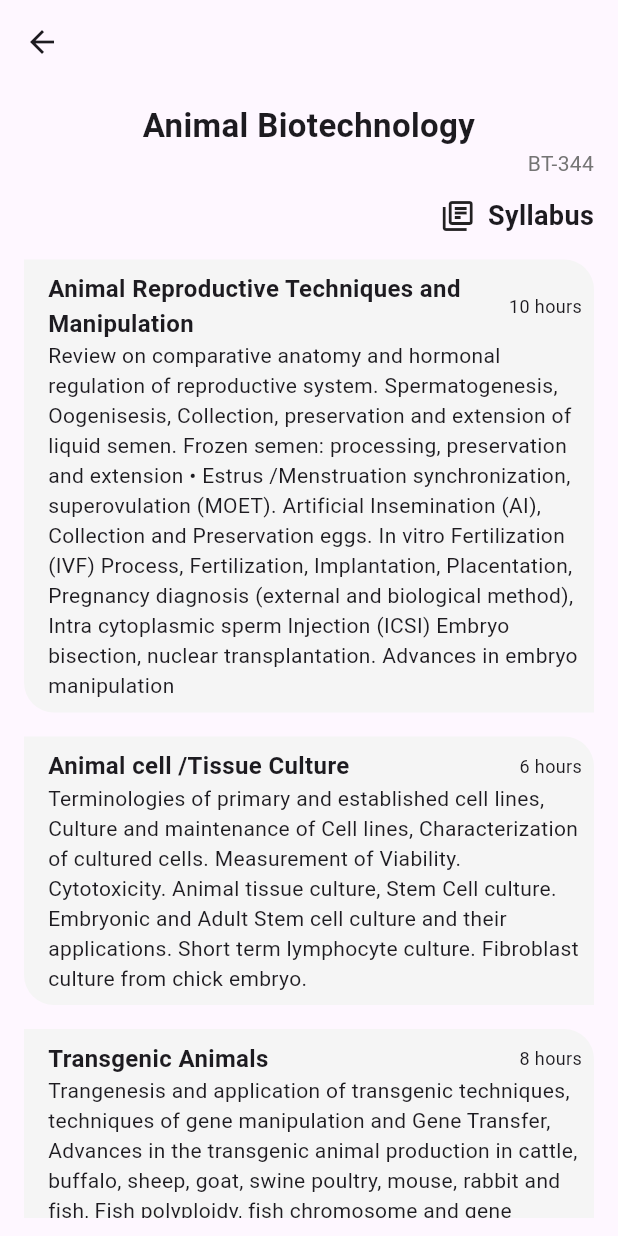
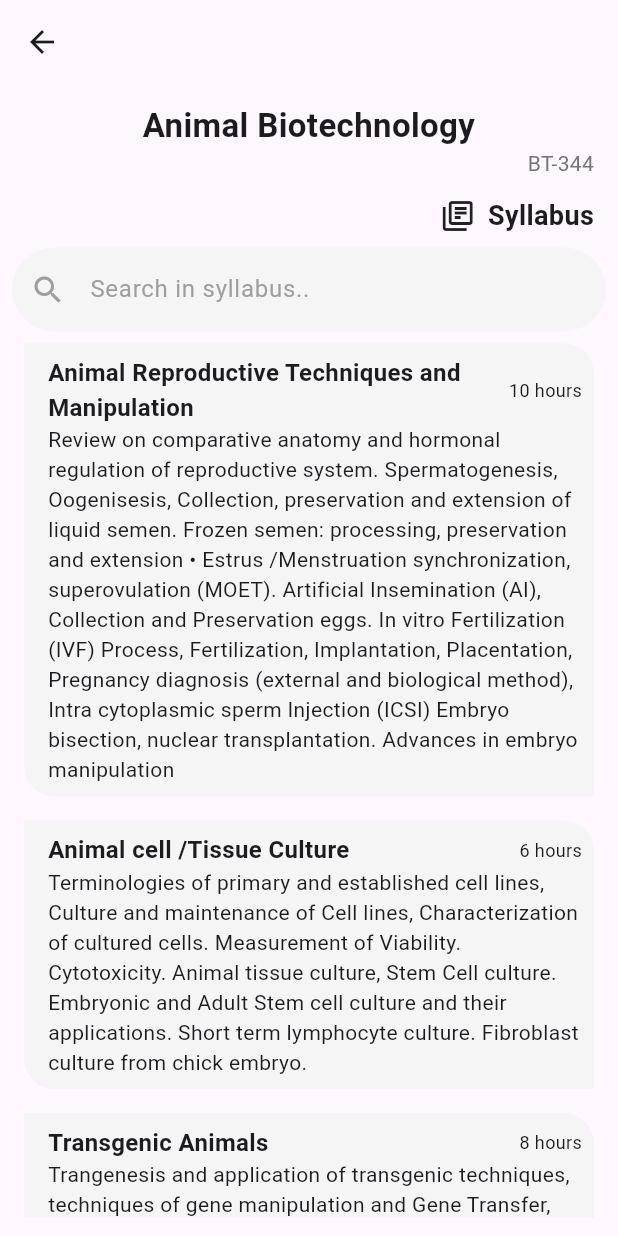
Before and after one commit to rizanB/past_qns, a Flutter app: the screen it shows after launch, after a tap on "Animal Biotechnology", on a phone screen of 412 x 824 dp. Run offline on Flutter 3.47's test engine with Material 3 defaults, Android fonts, the phone set to English and light mode, and no system bars.

Commit message:
chore: add search in syllabus screen

```diff
--- a/lib/screens/syllabus_screen.dart
+++ b/lib/screens/syllabus_screen.dart
@@ -2,7 +2,7 @@ import 'package:flutter/material.dart';
 import 'package:past_qns/widgets/course_heading_section.dart';
 import 'package:past_qns/widgets/syllabus_topic_card.dart';
 
-class SyllabusScreen extends StatelessWidget {
+class SyllabusScreen extends StatefulWidget {
   final List<dynamic> courseSyllabus;
   final String courseName;
   final String courseCode;
@@ -14,10 +14,33 @@ class SyllabusScreen extends StatelessWidget {
       required this.courseSyllabus});
 
   @override
+  State<SyllabusScreen> createState() => _SyllabusScreenState();
+}
+
+class _SyllabusScreenState extends State<SyllabusScreen> {
+  List<dynamic> filteredCourseSyllabus = [];
+
+  @override
+  void initState() {
+    super.initState();
+    filteredCourseSyllabus = widget.courseSyllabus;
+  }
+
+  void onSearchTextChanged(String searchText) {
+    setState(() {
+      filteredCourseSyllabus = widget.courseSyllabus
+          .where((syllabus) =>
+              syllabus["content"].toLowerCase().contains(searchText.toLowerCase()) ||
+              syllabus["topic"].toLowerCase().contains(searchText.toLowerCase()))
+          .toList();
+    });
+  }
+
+  @override
   Widget build(BuildContext context) {
     return Scaffold(
       appBar: AppBar(),
-      body: courseSyllabus.isNotEmpty
+      body: widget.courseSyllabus.isNotEmpty
           ? Padding(
               padding: const EdgeInsets.symmetric(
                 horizontal: 8.0,
@@ -26,7 +49,8 @@ class SyllabusScreen extends StatelessWidget {
               child: ListView(
                 children: [
                   CourseHeadingSection(
-                      courseName: courseName, courseCode: courseCode),
+                      courseName: widget.courseName,
+                      courseCode: widget.courseCode),
                   const Padding(
                     padding: EdgeInsets.all(8.0),
                     child: Row(
@@ -44,15 +68,36 @@ class SyllabusScreen extends StatelessWidget {
                       ],
                     ),
                   ),
+                  TextField(
+                    onChanged: onSearchTextChanged,
+                    style: const TextStyle(fontSize: 16),
+                    decoration: InputDecoration(
+                      hintText: "Search in syllabus..",
+                      hintStyle: const TextStyle(color: Colors.grey),
+                      prefixIcon: const Icon(Icons.search, color: Colors.grey),
+                      fillColor: Colors.grey[100],
+                      filled: true,
+                      focusedBorder: OutlineInputBorder(
+                          borderRadius: BorderRadius.circular(30),
+                          borderSide:
+                              const BorderSide(color: Colors.transparent)),
+                      enabledBorder: OutlineInputBorder(
+                          borderRadius: BorderRadius.circular(30),
+                          borderSide:
+                              const BorderSide(color: Colors.transparent)),
+                    ),
+                  ),
                   ListView.builder(
-                    itemCount:
-                        courseSyllabus.length, // Use question list length
+                    itemCount: filteredCourseSyllabus
+                        .length, // Use question list length
                     shrinkWrap: true,
                     physics: const NeverScrollableScrollPhysics(),
                     itemBuilder: (context, index) {
-                      final topic = courseSyllabus[index]["topic"];
-                      final topicContent = courseSyllabus[index]["content"];
-                      int teachingHours = courseSyllabus[index]["hours"];
+                      final topic = filteredCourseSyllabus[index]["topic"];
+                      final topicContent =
+                          filteredCourseSyllabus[index]["content"];
+                      int teachingHours =
+                          filteredCourseSyllabus[index]["hours"];
 
                       return SyllabusTopicCard(
                           topic: topic,
```
